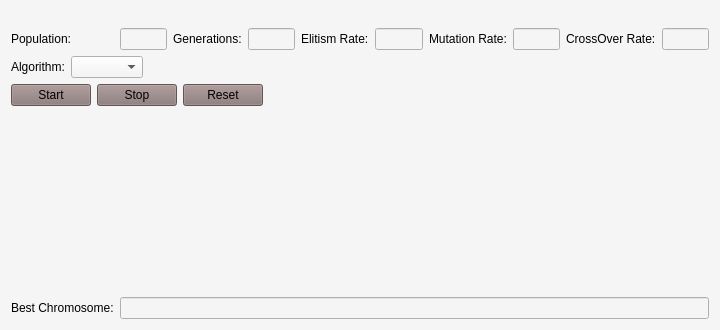
Old version of the form interface.ui in the repository mhnazeri/Genetic.
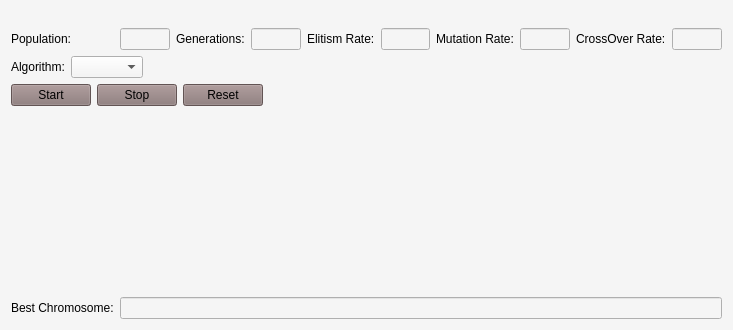
New version of the form. Custom widgets are drawn as their Qt base class.

Patch:
```diff
--- a/interface.ui
+++ b/interface.ui
@@ -6,7 +6,7 @@
    <rect>
     <x>0</x>
     <y>0</y>
-    <width>720</width>
+    <width>733</width>
     <height>330</height>
    </rect>
   </property>
```
Left out of the diff: 1 changed line with no effect on the pictures.
